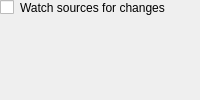
This is python/src/configwidget.ui in albertlauncher/plugins as Qt 5 draws it before an edit. The edited form follows.
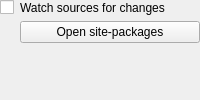
This is the edited form.

Commit message:
[py] Add button to open the dependency dir
Plus some polishing

What changed in the file:
```diff
--- a/python/src/configwidget.ui
+++ b/python/src/configwidget.ui
@@ -29,6 +29,13 @@
      </property>
     </widget>
    </item>
+   <item row="1" column="1">
+    <widget class="QPushButton" name="pushButton_packages">
+     <property name="text">
+      <string>Open site-packages</string>
+     </property>
+    </widget>
+   </item>
   </layout>
  </widget>
  <resources/>
```
The commit also changes 1 other file.
